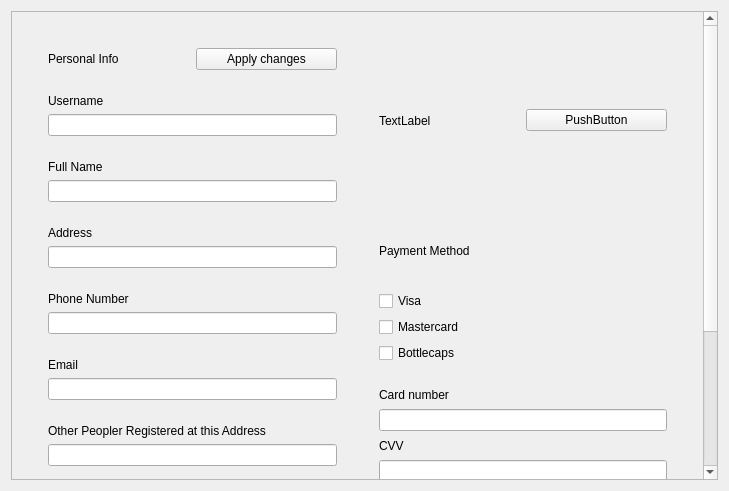
Old version of the form optionswindow.ui in the repository EduPonz/SmartTrashCan_B376.
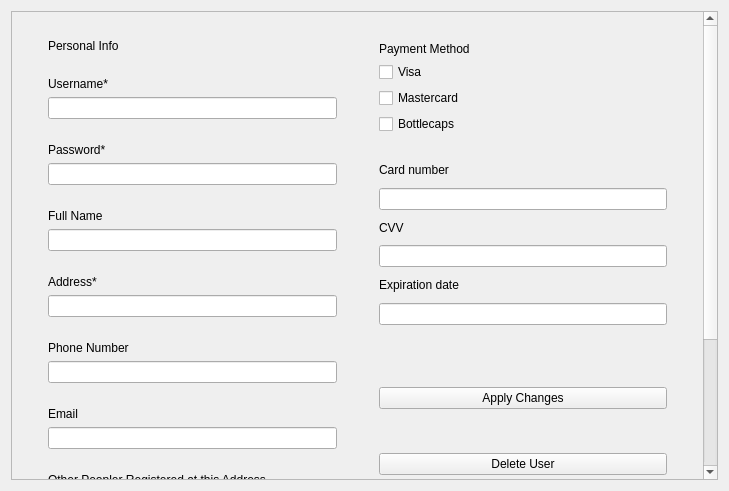
New version of the form.

Commit message: -userDatabase ready to include all the fields in user settings. -userDatabase ready to be cleared completely (delete all entries) -signUp supported (not yet on the profile page)

```diff
--- a/optionswindow.ui
+++ b/optionswindow.ui
@@ -23,9 +23,9 @@
       <property name="geometry">
        <rect>
         <x>0</x>
-        <y>-136</y>
-        <width>692</width>
-        <height>650</height>
+        <y>-206</y>
+        <width>688</width>
+        <height>790</height>
        </rect>
       </property>
       <layout class="QVBoxLayout" name="verticalLayout" stretch="1,0">
@@ -35,6 +35,9 @@
           <item>
            <widget class="QWidget" name="personalInfo" native="true">
             <layout class="QVBoxLayout" name="verticalLayout_2">
+             <property name="topMargin">
+              <number>0</number>
+             </property>
              <item>
               <widget class="QWidget" name="widget_8" native="true">
                <layout class="QHBoxLayout" name="horizontalLayout_3">
@@ -45,13 +48,6 @@
                   </property>
                  </widget>
                 </item>
-                <item>
-                 <widget class="QPushButton" name="pushButton">
-                  <property name="text">
-                   <string>Apply changes</string>
-                  </property>
-                 </widget>
-                </item>
                </layout>
               </widget>
              </item>
@@ -61,7 +57,7 @@
                 <item>
                  <widget class="QLabel" name="label_2">
                   <property name="text">
-                   <string>Username</string>
+                   <string>Username*</string>
                   </property>
                  </widget>
                 </item>
@@ -71,6 +67,22 @@
                </layout>
               </widget>
              </item>
+             <item>
+              <widget class="QWidget" name="widget_4" native="true">
+               <layout class="QVBoxLayout" name="verticalLayout_8">
+                <item>
+                 <widget class="QLabel" name="label_8">
+                  <property name="text">
+                   <string>Password*</string>
+                  </property>
+                 </widget>
+                </item>
+                <item>
+                 <widget class="QLineEdit" name="lineEdit_7"/>
+                </item>
+               </layout>
+              </widget>
+             </item>
              <item>
               <widget class="QWidget" name="widget_6" native="true">
                <layout class="QVBoxLayout" name="verticalLayout_4">
@@ -93,7 +105,7 @@
                 <item>
                  <widget class="QLabel" name="label_4">
                   <property name="text">
-                   <string>Address</string>
+                   <string>Address*</string>
                   </property>
                  </widget>
                 </item>
@@ -151,51 +163,21 @@
                </layout>
               </widget>
              </item>
-             <item>
-              <widget class="QWidget" name="widget_4" native="true">
-               <layout class="QVBoxLayout" name="verticalLayout_8">
-                <item>
-                 <widget class="QLabel" name="label_8">
-                  <property name="text">
-                   <string>Add People</string>
-                  </property>
-                 </widget>
-                </item>
-                <item>
-                 <widget class="QLineEdit" name="lineEdit_7"/>
-                </item>
-               </layout>
-              </widget>
-             </item>
             </layout>
            </widget>
           </item>
           <item>
            <widget class="QWidget" name="paymentInfo" native="true">
-            <layout class="QVBoxLayout" name="verticalLayout_10">
-             <item>
-              <widget class="QWidget" name="paymenMethod" native="true">
-               <layout class="QHBoxLayout" name="horizontalLayout_4">
-                <item>
-                 <widget class="QLabel" name="label_9">
-                  <property name="text">
-                   <string>TextLabel</string>
-                  </property>
-                 </widget>
-                </item>
-                <item>
-                 <widget class="QPushButton" name="pushButton_2">
-                  <property name="text">
-                   <string>PushButton</string>
-                  </property>
-                 </widget>
-                </item>
-               </layout>
-              </widget>
-             </item>
+            <layout class="QVBoxLayout" name="verticalLayout_10" stretch="1,4,4">
+             <property name="topMargin">
+              <number>0</number>
+             </property>
              <item>
               <widget class="QWidget" name="widget_9" native="true">
                <layout class="QVBoxLayout" name="verticalLayout_11">
+                <property name="topMargin">
+                 <number>12</number>
+                </property>
                 <item>
                  <widget class="QLabel" name="label_10">
                   <property name="text">
@@ -263,6 +245,26 @@
                </layout>
               </widget>
              </item>
+             <item>
+              <widget class="QWidget" name="widget_12" native="true">
+               <layout class="QGridLayout" name="gridLayout">
+                <item row="0" column="0">
+                 <widget class="QPushButton" name="optionsApplyChangesButton">
+                  <property name="text">
+                   <string>Apply Changes</string>
+                  </property>
+                 </widget>
+                </item>
+                <item row="1" column="0">
+                 <widget class="QPushButton" name="optionsDeleteUserButton">
+                  <property name="text">
+                   <string>Delete User</string>
+                  </property>
+                 </widget>
+                </item>
+               </layout>
+              </widget>
+             </item>
             </layout>
            </widget>
           </item>
```
The commit also changes 5 other files.
